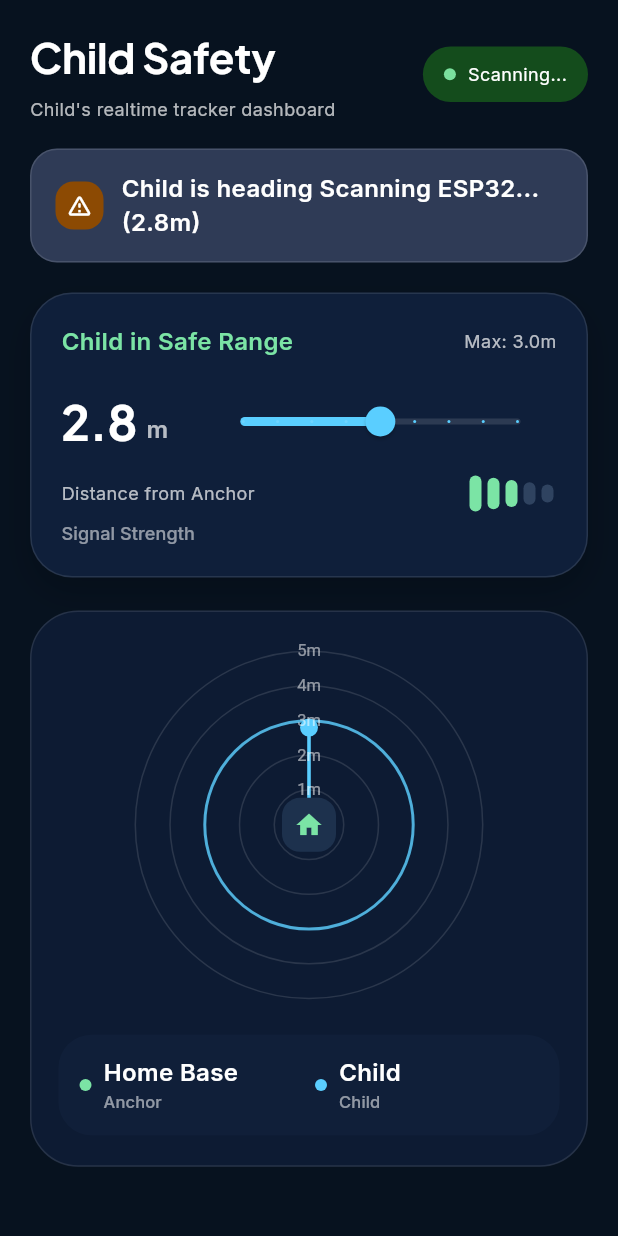
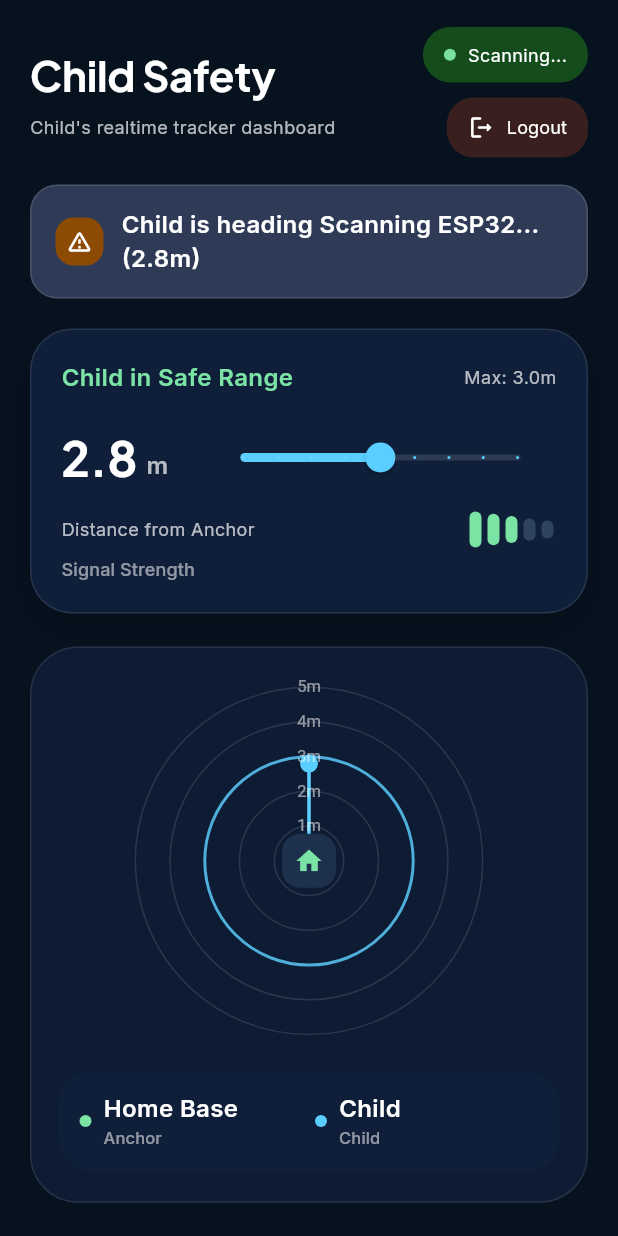
Before and after one commit to Anandkharode/childsaftey, a Flutter app: the MainView screen opened by its route, on a phone screen of 412 x 824 dp. Run offline on Flutter 3.47's test engine with Material 3 defaults, Android fonts, the phone set to English and light mode, and no system bars; our stand-ins replace audioplayers, cloud_firestore, firebase_auth, firebase_core, flutter_blue_plus, get and 2 more; accounts and stored records are empty.

Commit message:
logout and logo

```diff
--- a/lib/app/modules/main/main_view.dart
+++ b/lib/app/modules/main/main_view.dart
@@ -43,7 +43,8 @@ class _DashboardHeader extends GetView<MainController> {
     return Row(
       mainAxisAlignment: MainAxisAlignment.spaceBetween,
       children: [
-        Column(
+        Expanded(
+          child: Column(
             crossAxisAlignment: CrossAxisAlignment.start,
             children: [
               Text('Child Safety', style: AppTextStyles.headlineLg(color: Colors.white)),
@@ -54,6 +55,11 @@ class _DashboardHeader extends GetView<MainController> {
               )),
             ],
           ),
+        ),
+        const SizedBox(width: 12),
+        Column(
+          crossAxisAlignment: CrossAxisAlignment.end,
+          children: [
             GestureDetector(
               onTap: controller.toggleBluetooth,
               child: Obx(() {
@@ -75,6 +81,7 @@ class _DashboardHeader extends GetView<MainController> {
                     borderRadius: BorderRadius.circular(24),
                   ),
                   child: Row(
+                    mainAxisSize: MainAxisSize.min,
                     children: [
                       Container(
                         width: 8,
@@ -90,6 +97,29 @@ class _DashboardHeader extends GetView<MainController> {
                   ),
                 );
               }),
+            ),
+            const SizedBox(height: 10),
+            SizedBox(
+              height: 40,
+              child: ElevatedButton.icon(
+                onPressed: controller.logout,
+                style: ElevatedButton.styleFrom(
+                  backgroundColor: const Color(0xFF3A1F1F),
+                  foregroundColor: Colors.white,
+                  elevation: 0,
+                  padding: const EdgeInsets.symmetric(horizontal: 14),
+                  shape: RoundedRectangleBorder(
+                    borderRadius: BorderRadius.circular(18),
+                  ),
+                ),
+                icon: const Icon(Icons.logout_rounded, size: 18),
+                label: Text(
+                  'Logout',
+                  style: AppTextStyles.bodySm(color: Colors.white),
+                ),
+              ),
+            ),
+          ],
         ),
       ],
     );
```
Also changed, not shown: lib/app/modules/login/login_view.dart (+7 -6 lines), lib/app/modules/main/main_controller.dart (+34 -0 lines), pubspec.yaml (+11 -4 lines), pubspec.lock, 1 other file. Lines whose indentation alone changed are shown as unchanged.
